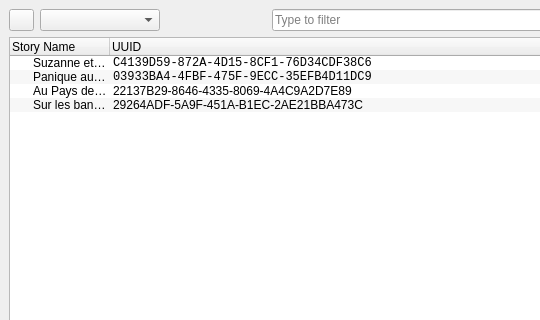
Above: pkg/ui/main.ui from o-daneel/Lunii.QT before the change; both pictures show x 0 to 540 and y 0 to 320 of the 640 by 600 pixel window. Below: the same form after it.
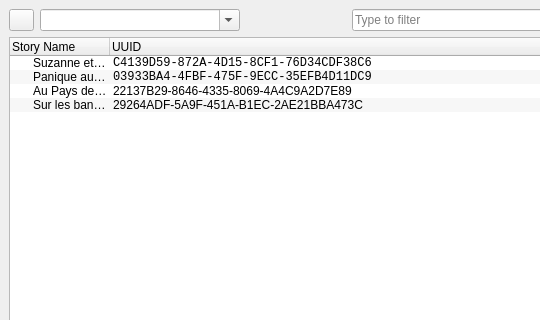
That is the form after the change. Icons and pictures are not drawn.

Commit message: Updated UI to support entering lunii path manually (Linux / Mac)

The edit to the form file:
```diff
--- a/pkg/ui/main.ui
+++ b/pkg/ui/main.ui
@@ -65,10 +65,16 @@
         </property>
         <property name="maximumSize">
          <size>
-          <width>120</width>
+          <width>200</width>
           <height>16777215</height>
          </size>
         </property>
+        <property name="toolTip">
+         <string>Select your Lunii</string>
+        </property>
+        <property name="editable">
+         <bool>true</bool>
+        </property>
         <property name="placeholderText">
          <string>Select your Lunii</string>
         </property>
```
The commit also changes 4 other files.
